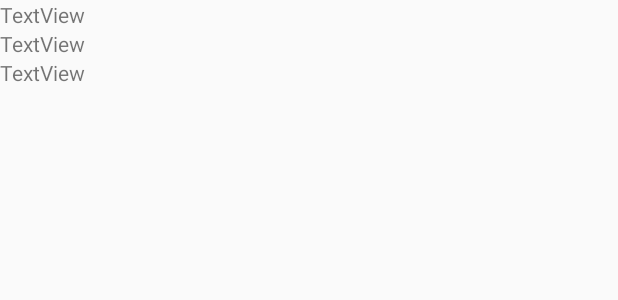
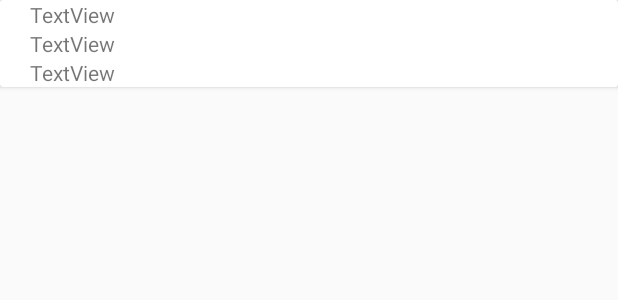
Before and after one commit to WillSmithTE/DBSystem, an Android app: the layout donor_item.xml on its own in the app's theme, with its tools: preview values and no code run, on a phone screen of 412 x 824 dp. Shown: the top 300 px of the screen. Run offline under Robolectric (Android 15) with nearby library versions, the phone set to English and light mode, and no system bars.

Commit message:
fixed and improved CardViews.

```diff
--- a/DBAndroid/app/src/main/res/layout/donor_item.xml
+++ b/DBAndroid/app/src/main/res/layout/donor_item.xml
@@ -1,30 +1,41 @@
 <?xml version="1.0" encoding="utf-8"?>
-<android.support.constraint.ConstraintLayout
-    xmlns:android="http://schemas.android.com/apk/res/android"
+<FrameLayout xmlns:android="http://schemas.android.com/apk/res/android"
     xmlns:app="http://schemas.android.com/apk/res-auto"
     xmlns:tools="http://schemas.android.com/tools"
     android:layout_width="match_parent"
     android:layout_height="70dp">
 
 
-    <TextView
-        android:id="@+id/donor_item_name"
-        android:layout_width="wrap_content"
-        android:layout_height="wrap_content"
-        android:text="TextView"
-        tools:layout_editor_absoluteY="0dp" />
+    <android.support.v7.widget.CardView
+        android:layout_width="match_parent"
+        android:layout_height="wrap_content">
+
+        <LinearLayout
+            android:layout_width="match_parent"
+            android:layout_height="match_parent"
+            android:orientation="vertical">
 
             <TextView
                 android:id="@+id/donor_item_email"
                 android:layout_width="wrap_content"
                 android:layout_height="wrap_content"
-        android:text="TextView"
-        app:layout_constraintTop_toBottomOf="@+id/donor_item_name"/>
+                android:layout_marginLeft="20sp"
+                android:text="TextView" />
 
             <TextView
                 android:id="@+id/donor_item_phone"
                 android:layout_width="wrap_content"
                 android:layout_height="wrap_content"
-        android:text="TextView"
-        app:layout_constraintTop_toBottomOf="@+id/donor_item_email"/>
-</android.support.constraint.ConstraintLayout>
+                android:layout_marginLeft="20sp"
+                android:text="TextView" />
+
+            <TextView
+                android:id="@+id/donor_item_name"
+                android:layout_width="wrap_content"
+                android:layout_height="wrap_content"
+                android:layout_marginLeft="20sp"
+                android:text="TextView" />
+        </LinearLayout>
+    </android.support.v7.widget.CardView>
+
+</FrameLayout>
--- a/DBAndroid/app/src/main/res/layout/fragment_donor_list.xml
+++ b/DBAndroid/app/src/main/res/layout/fragment_donor_list.xml
@@ -7,6 +7,6 @@
         android:id="@+id/donorRecyclerView"
         android:layout_width="match_parent"
         android:layout_height="match_parent"
-        android:padding="20sp" />
+        android:padding="10sp" />
 
 </LinearLayout>
--- a/DBAndroid/app/src/main/res/layout/history_item.xml
+++ b/DBAndroid/app/src/main/res/layout/history_item.xml
@@ -1,7 +1,11 @@
 <?xml version="1.0" encoding="utf-8"?>
-<android.support.v7.widget.CardView xmlns:android="http://schemas.android.com/apk/res/android"
+<FrameLayout xmlns:android="http://schemas.android.com/apk/res/android"
     android:layout_width="match_parent"
     android:layout_height="match_parent">
+
+    <android.support.v7.widget.CardView
+        android:layout_width="match_parent"
+        android:layout_height="wrap_content" >
 
         <LinearLayout
             android:layout_width="match_parent"
@@ -35,3 +39,5 @@
                 android:text="I think therefore I am." />
         </LinearLayout>
     </android.support.v7.widget.CardView>
+
+</FrameLayout>
```
Lines whose indentation alone changed are shown as unchanged.
